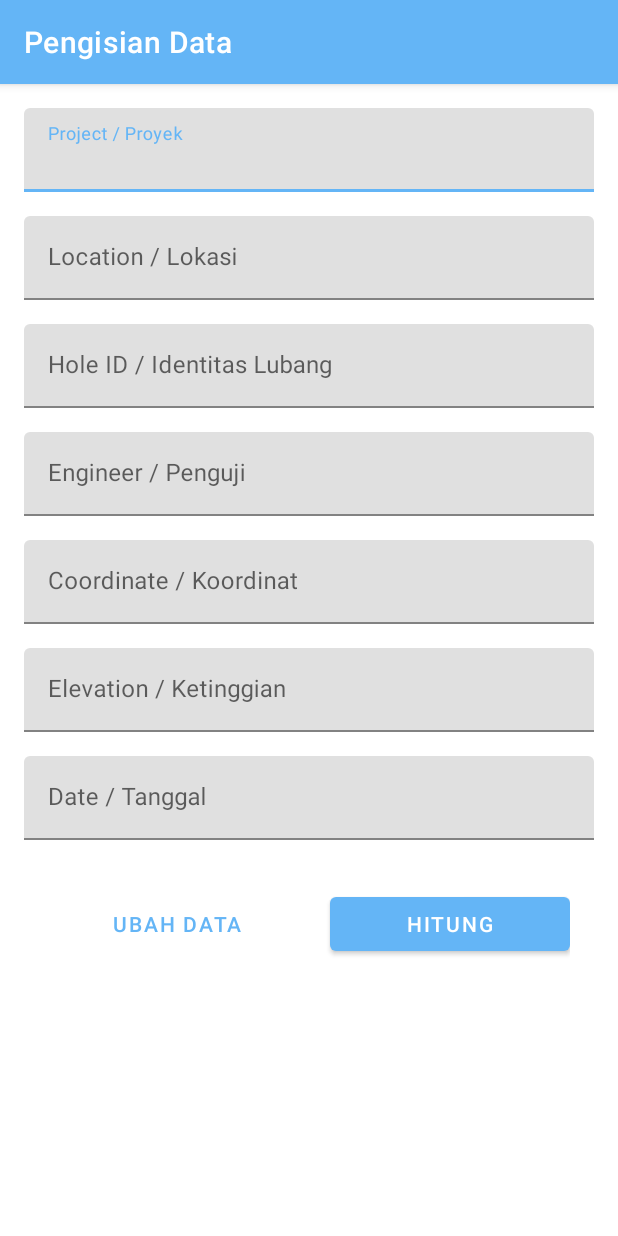
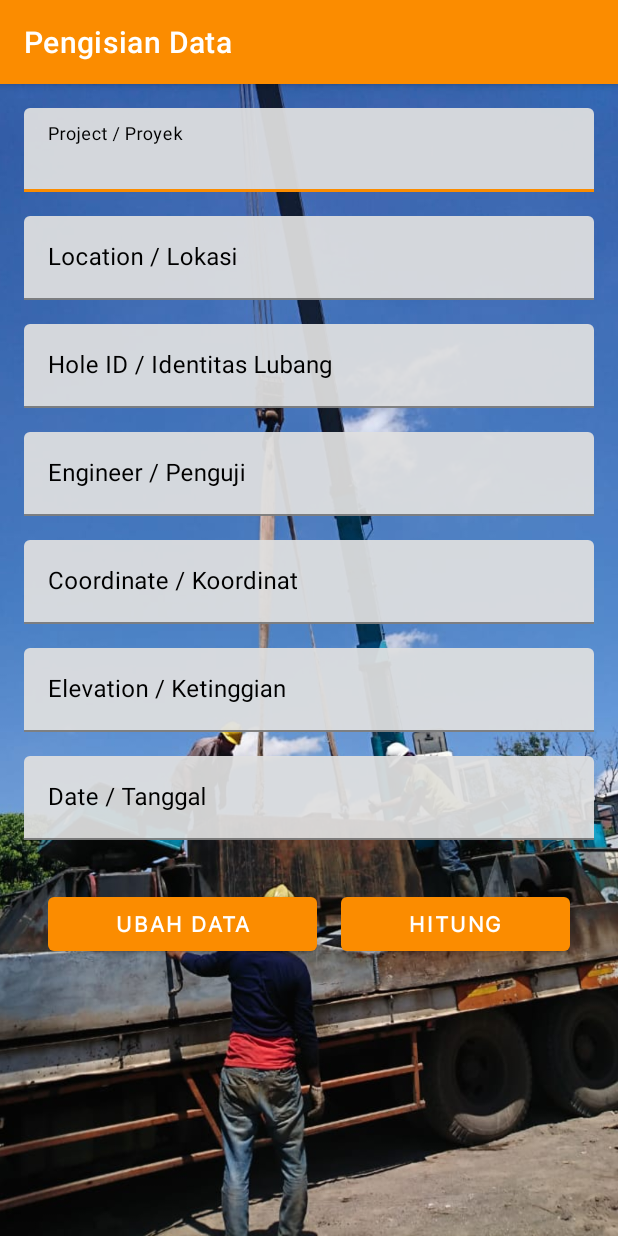
Before and after one commit to ravihabibillah/sipil_app, an Android app: the screen it shows after launch (MainActivity), on a phone screen of 412 x 824 dp. Run offline under Robolectric (Android 15) with nearby library versions, the phone set to English and light mode, and no system bars.

Commit message:
revisi 4

```diff
--- a/sipil_app-develop/app/src/main/AndroidManifest.xml
+++ b/sipil_app-develop/app/src/main/AndroidManifest.xml
@@ -28,6 +28,7 @@
             android:name=".DataReportActivity"
             android:exported="false" />
         <activity
+            android:windowSoftInputMode="adjustNothing|stateHidden"
             android:name=".MainActivity"
             android:exported="false">
 
--- a/sipil_app-develop/app/src/main/res/layout/activity_main.xml
+++ b/sipil_app-develop/app/src/main/res/layout/activity_main.xml
@@ -1,9 +1,20 @@
 <?xml version="1.0" encoding="utf-8"?>
-<ScrollView xmlns:android="http://schemas.android.com/apk/res/android"
+<RelativeLayout xmlns:android="http://schemas.android.com/apk/res/android"
+    xmlns:app="http://schemas.android.com/apk/res-auto"
     xmlns:tools="http://schemas.android.com/tools"
     android:layout_width="match_parent"
     android:layout_height="match_parent"
     tools:context=".MainActivity">
+
+    <ImageView
+        android:layout_width="match_parent"
+        android:layout_height="match_parent"
+        android:scaleType="centerCrop"
+        android:src="@drawable/bg_1" />
+
+    <ScrollView
+        android:layout_width="match_parent"
+        android:layout_height="wrap_content">
 
         <LinearLayout
             android:layout_width="match_parent"
@@ -14,106 +25,106 @@
             <com.google.android.material.textfield.TextInputLayout
                 android:layout_width="match_parent"
                 android:layout_height="wrap_content"
-            android:layout_marginBottom="16dp">
+                android:layout_marginBottom="16dp"
+                android:textColorHint="@color/black"
+                app:hintTextColor="@color/black">
 
                 <EditText
                     android:id="@+id/edt_project"
-                android:layout_width="match_parent"
-                android:layout_height="wrap_content"
+                    style="@style/EditTextAppearance"
                     android:hint="@string/project"
                     android:inputType="textPersonName"
-                android:maxLines="1"
                     tools:ignore="Autofill" />
             </com.google.android.material.textfield.TextInputLayout>
 
             <com.google.android.material.textfield.TextInputLayout
                 android:layout_width="match_parent"
                 android:layout_height="wrap_content"
-            android:layout_marginBottom="16dp">
+                android:layout_marginBottom="16dp"
+                android:textColorHint="@color/black"
+                app:hintTextColor="@color/black">
 
                 <EditText
                     android:id="@+id/edt_location"
-                android:layout_width="match_parent"
-                android:layout_height="wrap_content"
+                    style="@style/EditTextAppearance"
                     android:hint="@string/location"
                     android:inputType="textPersonName"
-                android:maxLines="1"
                     tools:ignore="Autofill" />
             </com.google.android.material.textfield.TextInputLayout>
 
             <com.google.android.material.textfield.TextInputLayout
                 android:layout_width="match_parent"
                 android:layout_height="wrap_content"
-            android:layout_marginBottom="16dp">
+                android:layout_marginBottom="16dp"
+                android:textColorHint="@color/black"
+                app:hintTextColor="@color/black">
 
                 <EditText
                     android:id="@+id/edt_hole_id"
-                android:layout_width="match_parent"
-                android:layout_height="wrap_content"
+                    style="@style/EditTextAppearance"
                     android:hint="@string/hole_id"
                     android:inputType="textPersonName"
-                android:maxLines="1"
                     tools:ignore="Autofill" />
             </com.google.android.material.textfield.TextInputLayout>
 
             <com.google.android.material.textfield.TextInputLayout
                 android:layout_width="match_parent"
                 android:layout_height="wrap_content"
-            android:layout_marginBottom="16dp">
+                android:layout_marginBottom="16dp"
+                android:textColorHint="@color/black"
+                app:hintTextColor="@color/black">
 
                 <EditText
                     android:id="@+id/edt_engineer"
-                android:layout_width="match_parent"
-                android:layout_height="wrap_content"
+                    style="@style/EditTextAppearance"
                     android:hint="@string/engineer"
                     android:inputType="textPersonName"
-                android:maxLines="1"
                     tools:ignore="Autofill" />
             </com.google.android.material.textfield.TextInputLayout>
 
             <com.google.android.material.textfield.TextInputLayout
                 android:layout_width="match_parent"
                 android:layout_height="wrap_content"
-            android:layout_marginBottom="16dp">
+                android:layout_marginBottom="16dp"
+                android:textColorHint="@color/black"
+                app:hintTextColor="@color/black">
 
                 <EditText
                     android:id="@+id/edt_coordinate"
-                android:layout_width="match_parent"
-                android:layout_height="wrap_content"
+                    style="@style/EditTextAppearance"
                     android:hint="@string/easting"
                     android:inputType="text"
-                android:maxLines="1"
                     tools:ignore="Autofill" />
             </com.google.android.material.textfield.TextInputLayout>
 
             <com.google.android.material.textfield.TextInputLayout
                 android:layout_width="match_parent"
                 android:layout_height="wrap_content"
-            android:layout_marginBottom="16dp">
+                android:layout_marginBottom="16dp"
+                android:textColorHint="@color/black"
+                app:hintTextColor="@color/black">
 
                 <EditText
                     android:id="@+id/edt_elevation"
-                android:layout_width="match_parent"
-                android:layout_height="wrap_content"
+                    style="@style/EditTextAppearance"
                     android:hint="@string/elevation"
-                android:inputType="textPersonName"
-                android:maxLines="1"
+                    android:inputType="text"
                     tools:ignore="Autofill" />
             </com.google.android.material.textfield.TextInputLayout>
 
             <com.google.android.material.textfield.TextInputLayout
                 android:layout_width="match_parent"
                 android:layout_height="wrap_content"
-            android:layout_marginBottom="16dp">
+                android:layout_marginBottom="16dp"
+                android:textColorHint="@color/black"
+                app:hintTextColor="@color/black">
 
                 <EditText
                     android:id="@+id/edt_date"
-                android:layout_width="match_parent"
-                android:layout_height="wrap_content"
+                    style="@style/EditTextAppearance"
                     android:hint="@string/date"
-                android:inputType="date"
-                android:maxLines="1"
-                android:importantForAutofill="no" />
+                    android:importantForAutofill="no"
+                    android:inputType="date" />
             </com.google.android.material.textfield.TextInputLayout>
 
 
@@ -121,25 +132,30 @@
                 android:layout_width="match_parent"
                 android:layout_height="wrap_content"
                 android:layout_margin="16dp"
-            android:orientation="horizontal">
+                android:orientation="horizontal"
+                app:hintTextColor="@color/black">
 
                 <Button
                     android:id="@+id/btn_change"
                     android:layout_width="wrap_content"
                     android:layout_height="wrap_content"
                     android:layout_marginEnd="16dp"
+                    style="@style/ButtonAppearance"
                     android:layout_weight="1"
-                android:text="@string/change_data"
-                style="?android:attr/buttonBarButtonStyle" />
+                    android:text="@string/change_data" />
 
                 <Button
                     android:id="@+id/btn_calculate"
                     android:layout_width="wrap_content"
                     android:layout_height="wrap_content"
                     android:layout_weight="1"
+                    style="@style/ButtonAppearance"
                     android:text="@string/calculate"
                     tools:ignore="ButtonStyle" />
             </LinearLayout>
         </LinearLayout>
 
     </ScrollView>
+
+
+</RelativeLayout>
--- a/sipil_app-develop/app/src/main/res/layout/activity_splash_screen.xml
+++ b/sipil_app-develop/app/src/main/res/layout/activity_splash_screen.xml
@@ -4,7 +4,7 @@
     xmlns:tools="http://schemas.android.com/tools"
     android:layout_width="match_parent"
     android:layout_height="match_parent"
-    android:background="@color/blue_500"
+    android:background="@color/orange_500"
     tools:context=".SplashScreenActivity">
     <LinearLayout
         android:layout_width="wrap_content"
--- a/sipil_app-develop/app/src/main/res/values-night/themes.xml
+++ b/sipil_app-develop/app/src/main/res/values-night/themes.xml
@@ -2,8 +2,8 @@
     <!-- Base application theme. -->
     <style name="Theme.SipilApp" parent="Theme.MaterialComponents.DayNight.DarkActionBar">
         <!-- Primary brand color. -->
-        <item name="colorPrimary">@color/blue_200</item>
-        <item name="colorPrimaryVariant">@color/blue_700</item>
+        <item name="colorPrimary">@color/orange_200</item>
+        <item name="colorPrimaryVariant">@color/orange_700</item>
         <item name="colorOnPrimary">@color/black</item>
         <!-- Secondary brand color. -->
         <item name="colorSecondary">@color/teal_200</item>
--- a/sipil_app-develop/app/src/main/res/values/colors.xml
+++ b/sipil_app-develop/app/src/main/res/values/colors.xml
@@ -7,4 +7,7 @@
     <color name="teal_700">#FF018786</color>
     <color name="black">#FF000000</color>
     <color name="white">#FFFFFFFF</color>
+    <color name="orange_200">#ffbd45</color>
+    <color name="orange_500">#fb8c00</color>
+    <color name="orange_700">#c25e00</color>
 </resources>
--- a/sipil_app-develop/app/src/main/res/values/themes.xml
+++ b/sipil_app-develop/app/src/main/res/values/themes.xml
@@ -2,8 +2,8 @@
     <!-- Base application theme. -->
     <style name="Theme.SipilApp" parent="Theme.MaterialComponents.DayNight.DarkActionBar">
         <!-- Primary brand color. -->
-        <item name="colorPrimary">@color/blue_500</item>
-        <item name="colorPrimaryVariant">@color/blue_700</item>
+        <item name="colorPrimary">@color/orange_500</item>
+        <item name="colorPrimaryVariant">@color/orange_700</item>
         <item name="colorOnPrimary">@color/white</item>
         <!-- Secondary brand color. -->
         <item name="colorSecondary">@color/teal_200</item>
@@ -13,4 +13,17 @@
         <item name="android:statusBarColor" tools:targetApi="l">?attr/colorPrimaryVariant</item>
         <!-- Customize your theme here. -->
     </style>
+
+    <style name="EditTextAppearance">
+        <item name="android:textColor">@color/black</item>
+        <item name="android:layout_width">match_parent</item>
+        <item name="android:layout_height">wrap_content</item>
+        <item name="android:alpha">0.93</item>
+        <item name="android:maxLines">1</item>
+    </style>
+
+    <style name="ButtonAppearance">
+        <item name="android:textStyle">bold</item>
+        <item name="android:fontFamily">@font/inter_regular</item>
+    </style>
 </resources>
```
Also changed, not shown: sipil_app-develop/app/src/main/res/layout-land/activity_graph.xml (+30 -18 lines), sipil_app-develop/app/src/main/res/layout/activity_data_report.xml (+16 -1 lines), sipil_app-develop/app/src/main/res/layout/activity_graph.xml (+32 -15 lines), sipil_app-develop/app/src/main/res/drawable/bg_1.jpeg (added), sipil_app-develop/app/src/main/res/drawable/bg_2.jpeg (added), sipil_app-develop/app/src/main/res/drawable/bg_3.jpeg (added), sipil_app-develop/app/src/main/res/drawable/bg_4.jpeg (added), sipil_app-develop/app/src/main/res/font/inter_regular.ttf (added), sipil_app-develop/app/src/main/res/font/roboto_serif_36pt_regular.ttf (added), 3 other files. Lines whose indentation alone changed are shown as unchanged.
